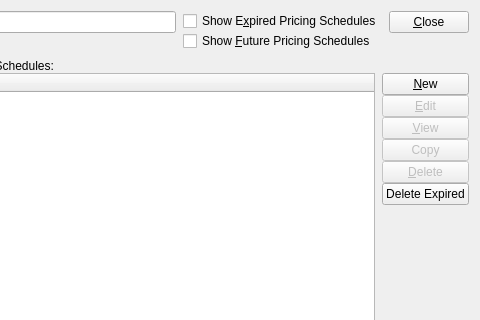
This is guiclient/itemPricingSchedules.ui in Pegasus-RPG/xtuple-client as Qt 5 draws it before an edit; both pictures show x 83 to 563 and y 0 to 320 of the 563 by 447 pixel window. The edited form follows.
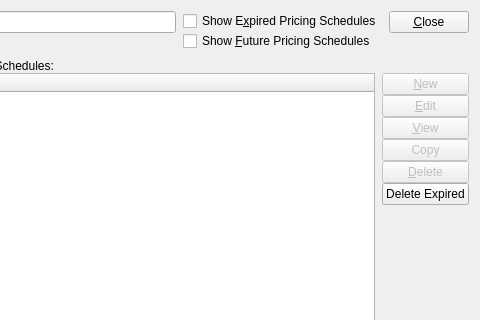
This is the edited form. Custom widgets are drawn as their Qt base class.

Commit message: Issue #29285: Fix Pricing Schedule permissions

```diff
--- a/guiclient/itemPricingSchedules.ui
+++ b/guiclient/itemPricingSchedules.ui
@@ -160,6 +160,9 @@
            </property>
            <item>
             <widget class="QPushButton" name="_new">
+             <property name="enabled">
+              <bool>false</bool>
+             </property>
              <property name="text">
               <string>&amp;New</string>
              </property>
```
Left out of the diff: 18 changed lines with no effect on the pictures. The commit also changes 1 other file.
